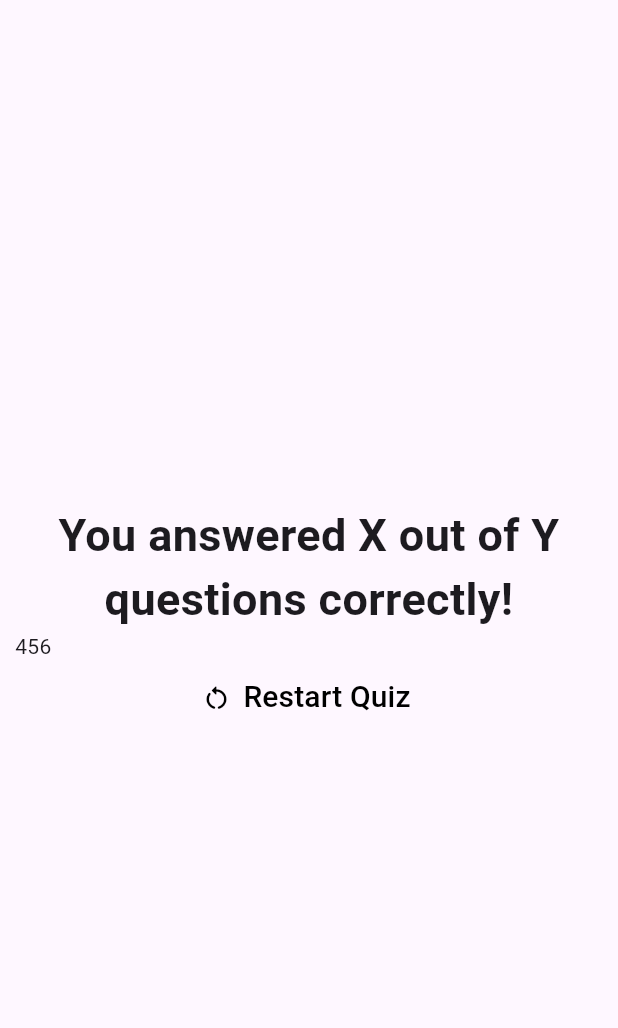
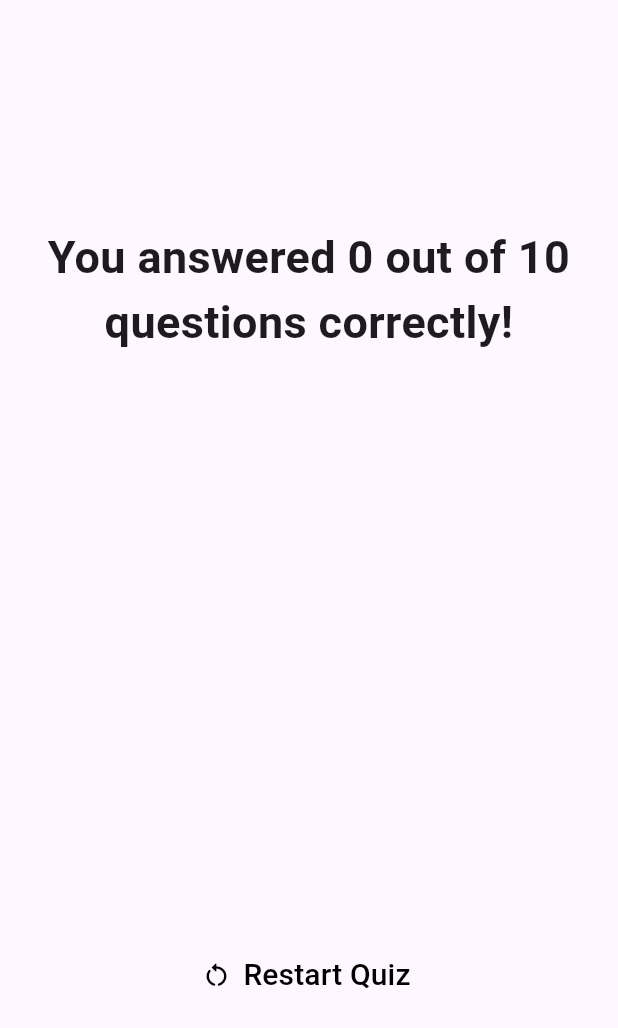
Before and after one commit to QaisJildeh/Flutter_Dart_Projects_Udemy, a Flutter app: the ResultsScreen widget shown alone on an empty page, opened directly with empty values, on a phone screen of 412 x 824 dp. Shown: the top 1028 px of the screen. Run offline on Flutter 3.47's test engine with Material 3 defaults, Android fonts, the phone set to English and light mode, and no system bars; our stand-ins replace google_fonts.

Commit message:
Quiz App Done

```diff
--- a/quiz_app/lib/results_screen.dart
+++ b/quiz_app/lib/results_screen.dart
@@ -1,28 +1,56 @@
 import 'package:flutter/material.dart';
+
+import 'package:quiz_app/data/questions.dart';
+import 'package:quiz_app/summary.dart';
 
 class ResultsScreen extends StatelessWidget {
   final List<String> chosenAnswers;
+  final void Function() restartQuiz;
 
-  const ResultsScreen({required this.chosenAnswers, super.key});
+  const ResultsScreen({
+    required this.chosenAnswers,
+    required this.restartQuiz,
+    super.key,
+  });
+
+  List<Map<String, Object>> getSummaryData() {
+    List<Map<String, Object>> summary = [];
+    for (int i = 0; i < chosenAnswers.length; i++) {
+      summary.add({
+        'question_index': i,
+        'correct_answer': questions[i].answers[0],
+        'user_answer': chosenAnswers[i],
+      });
+    }
+
+    return summary;
+  }
 
   @override
   Widget build(ctx) {
+    final int numberOfCorrectAnswers =
+        getSummaryData().where((mp) {
+          return mp['correct_answer'] == mp['user_answer'];
+        }).length;
+
     return SizedBox(
       width: double.infinity,
       child: Container(
         margin: EdgeInsets.all(10),
-        child: Column( mainAxisAlignment: MainAxisAlignment.center,
-        crossAxisAlignment: CrossAxisAlignment.stretch,
+        child: Column(
+          mainAxisAlignment: MainAxisAlignment.center,
+          crossAxisAlignment: CrossAxisAlignment.stretch,
           children: [
-            Text('You answered X out of Y questions correctly!',
-                textAlign: TextAlign.center,
-                style: TextStyle(
-                  fontSize: 30,
-                  fontWeight: FontWeight.bold,
-                )),
-            Text('456'),
+            Text(
+              'You answered $numberOfCorrectAnswers out of ${questions.length} questions correctly!',
+              textAlign: TextAlign.center,
+              style: TextStyle(fontSize: 30, fontWeight: FontWeight.bold),
+            ),
+            SizedBox(height: 20),
+            Summary(summaryData: getSummaryData()),
+            SizedBox(height: 20),
             TextButton.icon(
-              onPressed: () {},
+              onPressed: restartQuiz,
               label: Text(
                 'Restart Quiz',
                 style: TextStyle(fontSize: 20, color: Colors.black),
--- /dev/null
+++ b/quiz_app/lib/summary.dart
@@ -0,0 +1,56 @@
+import 'package:flutter/material.dart';
+
+class Summary extends StatelessWidget {
+  final List<Map<String, Object>> summaryData;
+  const Summary({required this.summaryData, super.key});
+
+  @override
+  Widget build(ctx) {
+    return SizedBox(
+      height: 350,
+      child: SingleChildScrollView(
+        child: Column(
+          children:
+              summaryData.map((data) {
+                return Row(
+                  mainAxisAlignment: MainAxisAlignment.spaceEvenly,
+                  children: [
+                    SizedBox(width: 15),
+                    Container(
+                      height: 50,
+                      width: 50,
+                      decoration: BoxDecoration( color: data['correct_answer'] == data['user_answer'] ? Colors.green : Colors.red,
+                        border: Border.all(color: Colors.black, width: 2),
+                        borderRadius: BorderRadius.circular(100),
+                      ),
+                      alignment: Alignment.center,
+                      child: Text(
+                        ((data['question_index'] as int) + 1).toString(),
+                        textAlign: TextAlign.center, style: TextStyle(fontSize: 17),
+                      ),
+                    ),
+                    SizedBox(width: 15),
+                    Expanded(
+                      child: Column(
+                        mainAxisAlignment: MainAxisAlignment.start,
+                        children: [
+                          Text(
+                            data['correct_answer'] as String,
+                            style: TextStyle(
+                              fontSize: 20,
+                              fontWeight: FontWeight.bold,
+                            ),
+                          ),
+                          Text('User: ${data['user_answer'] as String}', style: TextStyle(fontSize: 18),), SizedBox(height: 10),
+                        ],
+                      ),
+                    ),
+                    SizedBox(width: 15),
+                  ],
+                );
+              }).toList(),
+        ),
+      ),
+    );
+  }
+}
```
Also changed, not shown: quiz_app/lib/quiz.dart (+8 -1 lines).
